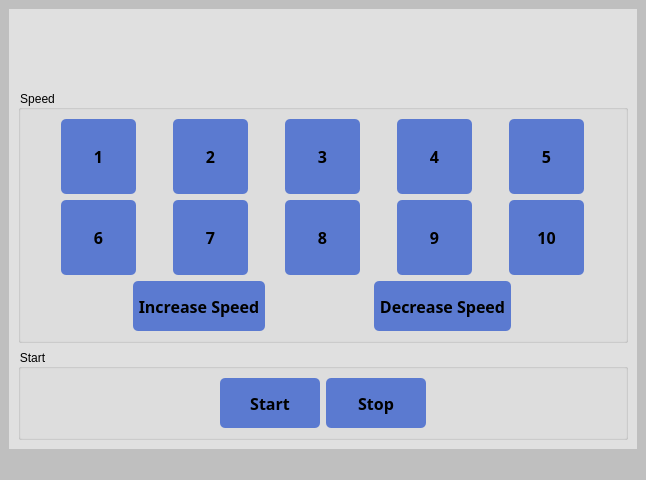
Above: main.ui from AmirNikravan/Control-Monitor before the change. Below: the same form after it.
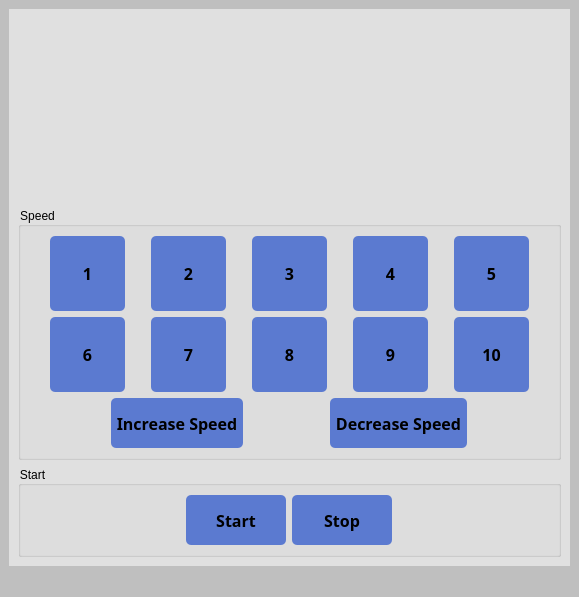
That is the form after the change. Custom widgets are drawn as their Qt base class.

```diff
--- a/main.ui
+++ b/main.ui
@@ -6,8 +6,8 @@
    <rect>
     <x>0</x>
     <y>0</y>
-    <width>646</width>
-    <height>480</height>
+    <width>579</width>
+    <height>572</height>
    </rect>
   </property>
   <property name="windowTitle">
@@ -40,7 +40,14 @@
        </property>
        <layout class="QVBoxLayout" name="verticalLayout_3">
         <item>
-         <widget class="AnalogGaugeWidget" name="widget" native="true"/>
+         <widget class="AnalogGaugeWidget" name="widget" native="true">
+          <property name="minimumSize">
+           <size>
+            <width>0</width>
+            <height>183</height>
+           </size>
+          </property>
+         </widget>
         </item>
         <item>
          <widget class="QGroupBox" name="groupBox">
```
Left out of the diff: 12 changed lines with no effect on the pictures.
